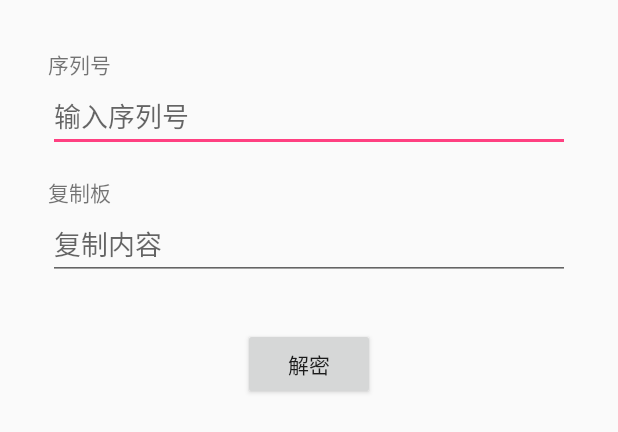
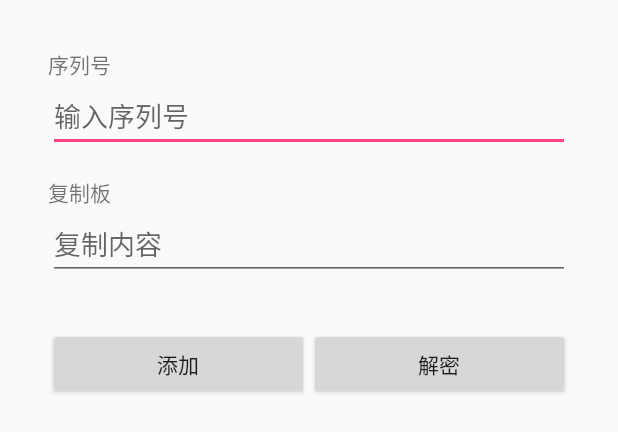
Before and after one commit to linwei-yoh/UID-CRC16-V2, an Android app: the layout fragment_main.xml on its own in the app's theme, with its tools: preview values and no code run, on a phone screen of 412 x 824 dp. Shown: the top 432 px of the screen. Run offline under Robolectric (Android 15) with nearby library versions, the phone set to English and light mode, and no system bars.

Commit message:
完善数据库 折叠 显示 添加 与 发送

```diff
--- a/app/src/main/java/com/example/android/uid_database/UidAdapter.java
+++ b/app/src/main/java/com/example/android/uid_database/UidAdapter.java
@@ -6,7 +6,6 @@ import android.support.v4.widget.CursorAdapter;
 import android.view.LayoutInflater;
 import android.view.View;
 import android.view.ViewGroup;
-import android.widget.ImageView;
 import android.widget.TextView;
 
 import butterknife.BindView;
@@ -27,6 +26,8 @@ public class UidAdapter extends CursorAdapter {
         TextView uid_date;
         @BindView(R.id.uid_val)
         TextView uid_val;
+        @BindView(R.id.uid_pw)
+        TextView uid_pw;
 
         public ViewHolder(View view) {
             ButterKnife.bind(this, view);
@@ -48,7 +49,9 @@ public class UidAdapter extends CursorAdapter {
 
         String Date = cursor.getString(WatchActivityFragment.COL_DATE);
         String Uid = cursor.getString(WatchActivityFragment.COL_UID).trim();
+        String Pw = cursor.getString(WatchActivityFragment.COL_PW);
         viewHolder.uid_date.setText(Date);
         viewHolder.uid_val.setText(Uid);
+        viewHolder.uid_pw.setText(Pw);
     }
 }
--- a/app/src/main/java/com/example/android/uid_database/uidprovider/DBHelper.java
+++ b/app/src/main/java/com/example/android/uid_database/uidprovider/DBHelper.java
@@ -20,7 +20,8 @@ public class DBHelper extends SQLiteOpenHelper {
         String SQL_CREATE_TABLE = "CREATE TABLE " + UidStore.TABLE_NAME + " (" +
                 UidStore._ID + " INTEGER PRIMARY KEY," +
                 UidStore.COLUMN_DATE + " TEXT," +
-                UidStore.COLUMN_UID + " TEXT NOT NULL UNIQUE ON CONFLICT IGNORE" + ");";
+                UidStore.COLUMN_UID + " TEXT NOT NULL UNIQUE ON CONFLICT IGNORE," +
+                UidStore.COLUMN_PW + " TEXT NOT NULL" + ");";
         return SQL_CREATE_TABLE;
     }
 
--- a/app/src/main/java/com/example/android/uid_database/uidprovider/UidContract.java
+++ b/app/src/main/java/com/example/android/uid_database/uidprovider/UidContract.java
@@ -35,6 +35,7 @@ public class UidContract {
 
         public final static String COLUMN_UID = "uid";
         public final static String COLUMN_DATE = "date";
+        public final static String COLUMN_PW = "pw";
 
         public static Uri buildUidUri(){
             return CONTENT_URI.buildUpon().build();
--- a/app/src/main/res/layout/fragment_main.xml
+++ b/app/src/main/res/layout/fragment_main.xml
@@ -72,12 +72,31 @@
         android:maxLines="1"
         android:textIsSelectable="true"/>
 
-    <Button
-        android:id="@+id/calculate"
-        android:layout_width="wrap_content"
+    <LinearLayout
+        android:layout_width="match_parent"
         android:layout_height="wrap_content"
-        android:layout_gravity="center_horizontal"
         android:layout_marginTop="32dp"
-        android:text="@string/btncal"/>
+        android:layout_marginLeft="16dp"
+        android:layout_marginRight="16dp"
+        android:orientation="horizontal">
+
+        <Button
+            android:id="@+id/add_db"
+            android:layout_width="0dp"
+            android:layout_height="wrap_content"
+            android:layout_weight="1"
+            android:layout_gravity="center_horizontal"
+            android:text="@string/addcv"/>
+
+        <Button
+            android:id="@+id/calculate"
+            android:layout_width="0dp"
+            android:layout_height="wrap_content"
+            android:layout_weight="1"
+            android:layout_gravity="center_horizontal"
+            android:text="@string/btncal"/>
+
+    </LinearLayout>
+
 
 </LinearLayout>
--- a/app/src/main/res/menu/menu_watch.xml
+++ b/app/src/main/res/menu/menu_watch.xml
@@ -3,7 +3,7 @@
     xmlns:tools="http://schemas.android.com/tools"
     tools:context="com.example.android.uid_database.WatchActivity">
     <item android:id="@+id/action_share"
-        android:title="@string/action_share"
-        app:showAsAction="always"
-        app:actionProviderClass="android.support.v7.widget.ShareActionProvider" />
+          android:title="@string/action_share"
+          app:showAsAction="ifRoom"
+          app:actionProviderClass="android.support.v7.widget.ShareActionProvider" />
 </menu>
--- a/app/src/main/res/values/strings.xml
+++ b/app/src/main/res/values/strings.xml
@@ -24,4 +24,5 @@
     <string name="empty_forecast_list">数据为空</string>
     <string name="item_copy">复制</string>
     <string name="item_del">删除</string>
+    <string name="addcv">添加</string>
 </resources>
```
Also changed, not shown: app/src/main/java/com/example/android/uid_database/MainActivityFragment.java (+91 -2 lines), app/src/main/java/com/example/android/uid_database/UpdateActivityFragment.java (+15 -7 lines), app/src/main/java/com/example/android/uid_database/WatchActivityFragment.java (+6 -5 lines), app/src/main/res/layout/list_uid.xml (+14 -3 lines).
